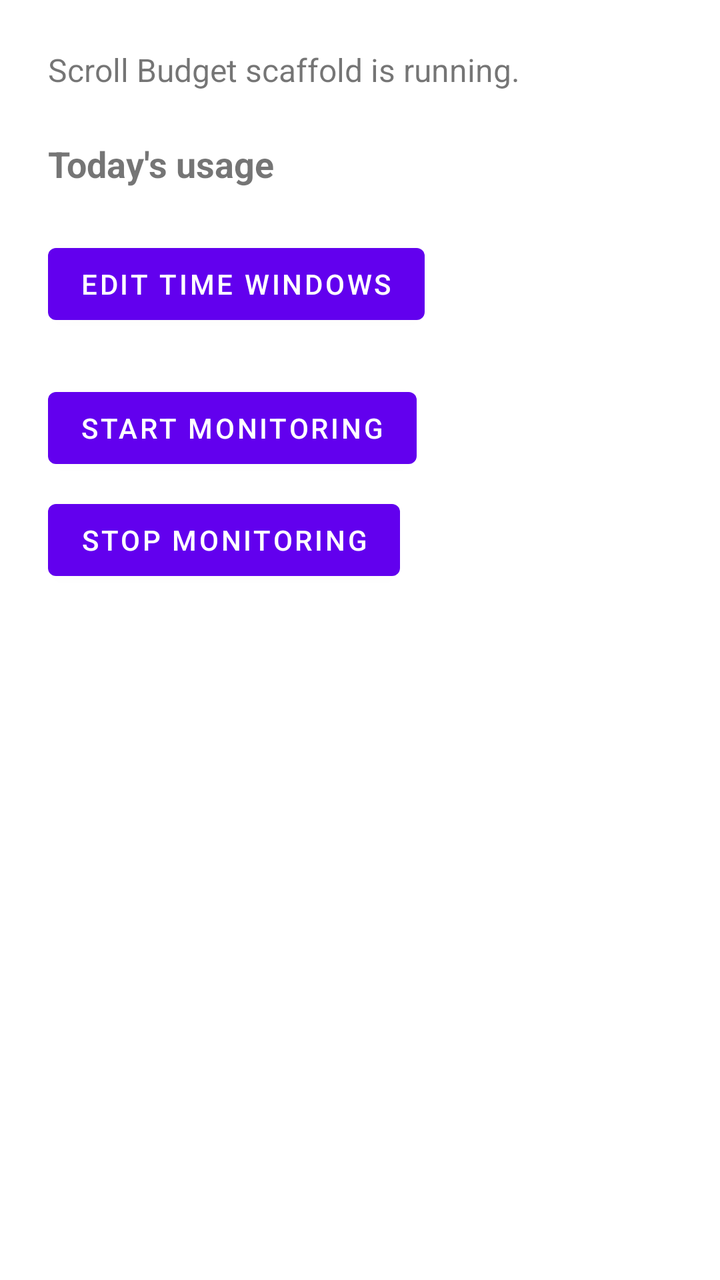
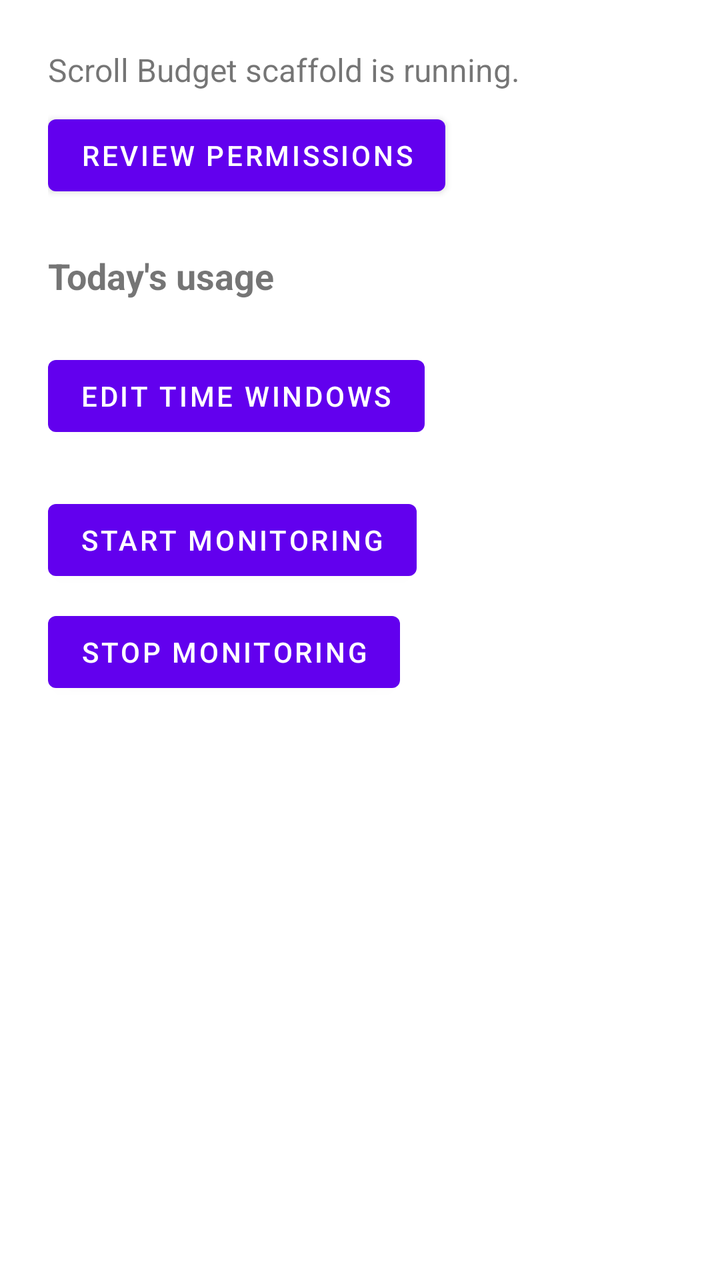

Compare the two renders of this Android layout. The source of the first and the diff that turns it into the second are given below.
<!-- AndroidManifest.xml: application theme Theme.ScrollBudget -->
<!-- res/layout/activity_main.xml -->
<?xml version="1.0" encoding="utf-8"?>
<ScrollView xmlns:android="http://schemas.android.com/apk/res/android"
    android:layout_width="match_parent"
    android:layout_height="match_parent">

    <LinearLayout
        android:layout_width="match_parent"
        android:layout_height="wrap_content"
        android:orientation="vertical"
        android:padding="24dp">

        <TextView
            android:id="@+id/statusText"
            android:layout_width="wrap_content"
            android:layout_height="wrap_content"
            android:text="@string/placeholder_message"
            android:textSize="16sp" />

        <TextView
            android:layout_width="wrap_content"
            android:layout_height="wrap_content"
            android:layout_marginTop="24dp"
            android:textSize="18sp"
            android:textStyle="bold"
            android:text="@string/title_todays_usage" />

        <LinearLayout
            android:id="@+id/windowsUsageContainer"
            android:layout_width="match_parent"
            android:layout_height="wrap_content"
            android:layout_marginTop="8dp"
            android:orientation="vertical" />

        <Button
            android:id="@+id/editWindowsButton"
            android:layout_width="wrap_content"
            android:layout_height="wrap_content"
            android:layout_marginTop="16dp"
            android:text="@string/edit_time_windows" />

        <Button
            android:id="@+id/startButton"
            android:layout_width="wrap_content"
            android:layout_height="wrap_content"
            android:layout_marginTop="24dp"
            android:text="@string/start_monitoring" />

        <Button
            android:id="@+id/stopButton"
            android:layout_width="wrap_content"
            android:layout_height="wrap_content"
            android:layout_marginTop="8dp"
            android:text="@string/stop_monitoring" />

    </LinearLayout>

</ScrollView>
<!-- resources referenced by this layout -->
<resources>
  <string name="edit_time_windows">Edit time windows</string>
  <string name="placeholder_message">Scroll Budget scaffold is running.</string>
  <string name="start_monitoring">Start monitoring</string>
  <string name="stop_monitoring">Stop monitoring</string>
  <string name="title_todays_usage">Today\'s usage</string>
  <style name="Theme.ScrollBudget" parent="Theme.MaterialComponents.DayNight.NoActionBar">
          <item name="colorPrimary">@color/purple_500</item>
          <item name="colorPrimaryDark">@color/purple_700</item>
          <item name="colorAccent">@color/teal_200</item>
      </style>
  <color name="purple_500">#FF6200EE</color>
  <color name="purple_700">#FF3700B3</color>
  <color name="teal_200">#FF03DAC5</color>
</resources>

<!-- the commit's change to res/layout/activity_main.xml (unified diff, before → after) -->
@@ -15,6 +15,13 @@
             android:layout_height="wrap_content"
             android:text="@string/placeholder_message"
             android:textSize="16sp" />
+
+        <Button
+            android:id="@+id/reviewPermissionsButton"
+            android:layout_width="wrap_content"
+            android:layout_height="wrap_content"
+            android:layout_marginTop="8dp"
+            android:text="@string/review_permissions" />
 
         <TextView
             android:layout_width="wrap_content"
<!-- resource entries referenced after the edit -->
@@ -2,6 +2,7 @@
 <resources>
   <string name="edit_time_windows">Edit time windows</string>
   <string name="placeholder_message">Scroll Budget scaffold is running.</string>
+  <string name="review_permissions">Review permissions</string>
   <string name="start_monitoring">Start monitoring</string>
   <string name="stop_monitoring">Stop monitoring</string>
   <string name="title_todays_usage">Today\'s usage</string>
